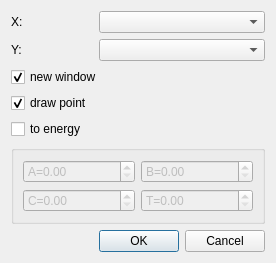
Before: the Qt Designer form graph/graphdialog.ui in verbkinm2/WTF_Viewer, drawn with Qt 5.
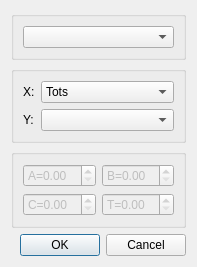
After: the same form once the commit is applied. Icons and pictures are not drawn.

Diff of the .ui file:
```diff
--- a/graph/graphdialog.ui
+++ b/graph/graphdialog.ui
@@ -6,8 +6,8 @@
    <rect>
     <x>0</x>
     <y>0</y>
-    <width>254</width>
-    <height>234</height>
+    <width>189</width>
+    <height>245</height>
    </rect>
   </property>
   <property name="windowTitle">
@@ -18,95 +18,7 @@
     <normaloff>:/atom</normaloff>:/atom</iconset>
   </property>
   <layout class="QGridLayout" name="gridLayout">
-   <item row="0" column="0">
-    <widget class="QLabel" name="label">
-     <property name="text">
-      <string>X:</string>
-     </property>
-     <property name="alignment">
-      <set>Qt::AlignLeading|Qt::AlignLeft|Qt::AlignVCenter</set>
-     </property>
-    </widget>
-   </item>
-   <item row="0" column="1">
-    <widget class="QComboBox" name="DataX">
-     <property name="toolTip">
-      <string>list data for X axis</string>
-     </property>
-     <property name="whatsThis">
-      <string>list data for X axis</string>
-     </property>
-    </widget>
-   </item>
-   <item row="1" column="0">
-    <widget class="QLabel" name="label_2">
-     <property name="text">
-      <string>Y:</string>
-     </property>
-     <property name="alignment">
-      <set>Qt::AlignLeading|Qt::AlignLeft|Qt::AlignVCenter</set>
-     </property>
-    </widget>
-   </item>
-   <item row="1" column="1">
-    <widget class="QComboBox" name="DataY">
-     <property name="toolTip">
-      <string>list data for Y axis</string>
-     </property>
-     <property name="whatsThis">
-      <string>list data for Y axis</string>
-     </property>
-    </widget>
-   </item>
-   <item row="2" column="0" colspan="2">
-    <widget class="QCheckBox" name="newWindow">
-     <property name="toolTip">
-      <string>create graph in new window</string>
-     </property>
-     <property name="whatsThis">
-      <string>create graph in new window</string>
-     </property>
-     <property name="text">
-      <string>new window</string>
-     </property>
-     <property name="checked">
-      <bool>true</bool>
-     </property>
-     <property name="tristate">
-      <bool>false</bool>
-     </property>
-    </widget>
-   </item>
-   <item row="3" column="0">
-    <widget class="QCheckBox" name="drawPoint">
-     <property name="toolTip">
-      <string>draw point on graph</string>
-     </property>
-     <property name="whatsThis">
-      <string>draw point on graph</string>
-     </property>
-     <property name="text">
-      <string>draw point</string>
-     </property>
-     <property name="checked">
-      <bool>true</bool>
-     </property>
-    </widget>
-   </item>
-   <item row="4" column="0">
-    <widget class="QCheckBox" name="toEnergy">
-     <property name="toolTip">
-      <string>transfer to energy</string>
-     </property>
-     <property name="whatsThis">
-      <string>transfer to energy</string>
-     </property>
-     <property name="text">
-      <string>to energy</string>
-     </property>
-    </widget>
-   </item>
-   <item row="5" column="0" colspan="2">
+   <item row="2" column="0">
     <widget class="QGroupBox" name="coefficients">
      <property name="enabled">
       <bool>false</bool>
@@ -167,7 +79,87 @@
      </layout>
     </widget>
    </item>
-   <item row="6" column="1">
+   <item row="3" column="0">
+    <spacer name="verticalSpacer">
+     <property name="orientation">
+      <enum>Qt::Vertical</enum>
+     </property>
+     <property name="sizeHint" stdset="0">
+      <size>
+       <width>20</width>
+       <height>40</height>
+      </size>
+     </property>
+    </spacer>
+   </item>
+   <item row="1" column="0">
+    <widget class="QGroupBox" name="groupBox">
+     <property name="title">
+      <string/>
+     </property>
+     <layout class="QGridLayout" name="gridLayout_3" columnstretch="0,1">
+      <item row="0" column="0">
+       <widget class="QLabel" name="label">
+        <property name="text">
+         <string>X:</string>
+        </property>
+        <property name="alignment">
+         <set>Qt::AlignLeading|Qt::AlignLeft|Qt::AlignVCenter</set>
+        </property>
+       </widget>
+      </item>
+      <item row="0" column="1">
+       <widget class="QComboBox" name="DataX">
+        <property name="toolTip">
+         <string>list data for X axis</string>
+        </property>
+        <property name="whatsThis">
+         <string>list data for X axis</string>
+        </property>
+        <item>
+         <property name="text">
+          <string>Tots</string>
+         </property>
+        </item>
+        <item>
+         <property name="text">
+          <string>Clusters</string>
+         </property>
+        </item>
+        <item>
+         <property name="text">
+          <string>Energy</string>
+         </property>
+        </item>
+       </widget>
+      </item>
+      <item row="1" column="1">
+       <widget class="QComboBox" name="DataY">
+        <property name="toolTip">
+         <string>list data for Y axis</string>
+        </property>
+        <property name="whatsThis">
+         <string>list data for Y axis</string>
+        </property>
+        <property name="modelColumn">
+         <number>0</number>
+        </property>
+       </widget>
+      </item>
+      <item row="1" column="0">
+       <widget class="QLabel" name="label_2">
+        <property name="text">
+         <string>Y:</string>
+        </property>
+        <property name="alignment">
+         <set>Qt::AlignLeading|Qt::AlignLeft|Qt::AlignVCenter</set>
+        </property>
+       </widget>
+      </item>
+     </layout>
+    </widget>
+   </item>
+   <item row="5" column="0">
     <widget class="QDialogButtonBox" name="buttonBox">
      <property name="toolTip">
       <string>create the grap or cancel</string>
@@ -183,6 +175,18 @@
      </property>
     </widget>
    </item>
+   <item row="0" column="0">
+    <widget class="QGroupBox" name="groupBox_2">
+     <property name="title">
+      <string/>
+     </property>
+     <layout class="QGridLayout" name="gridLayout_4">
+      <item row="0" column="0">
+       <widget class="QComboBox" name="windowGraph"/>
+      </item>
+     </layout>
+    </widget>
+   </item>
   </layout>
  </widget>
  <resources>
```
